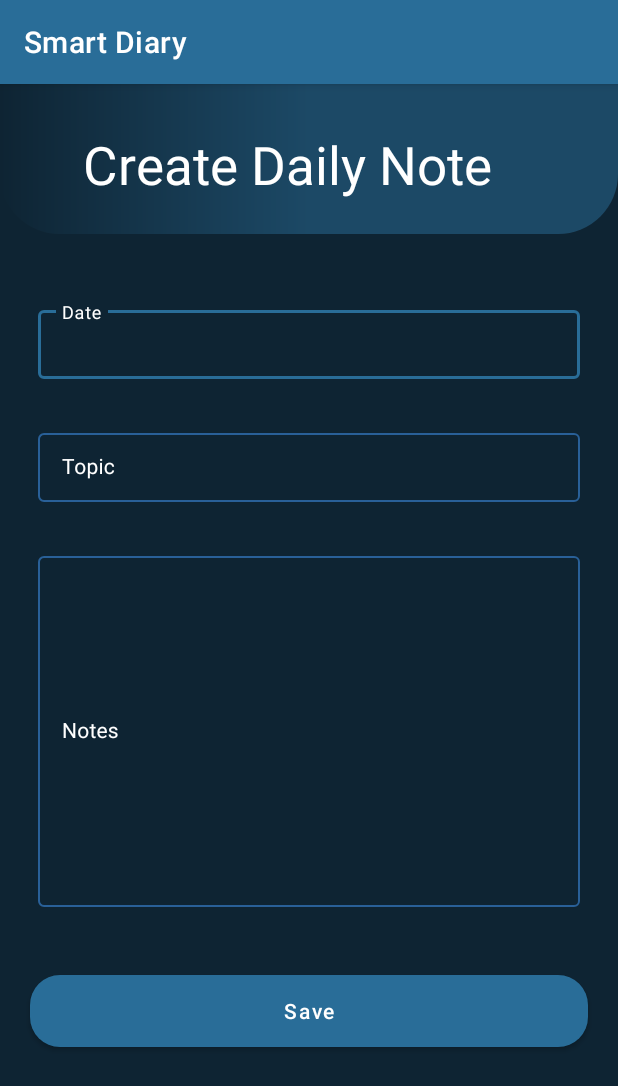
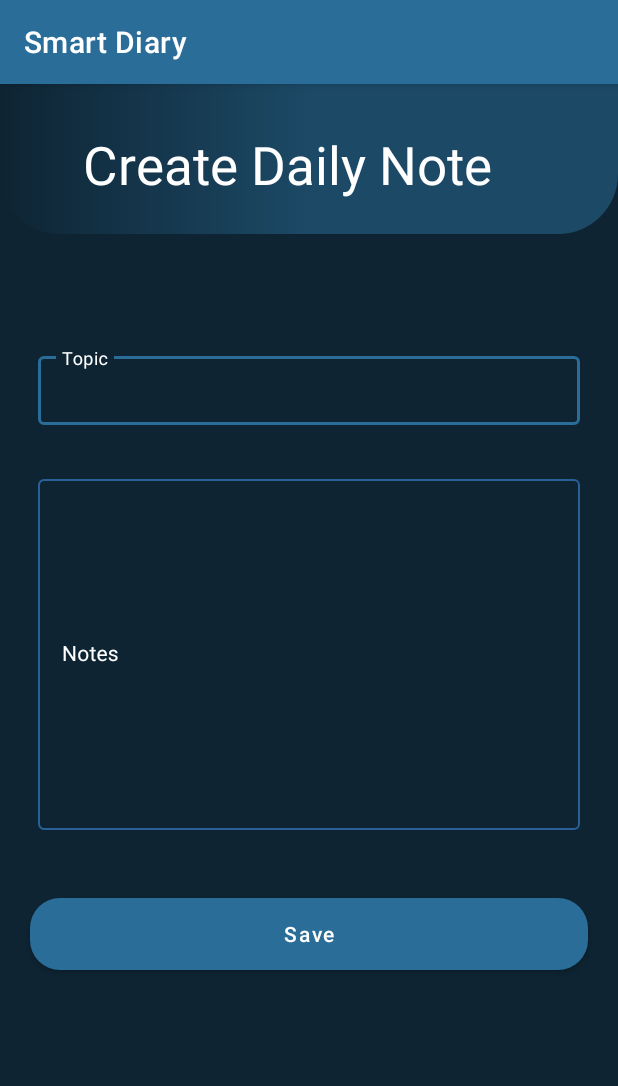
Before and after one commit to it20620202/SmartDairy2022, an Android app: the AddNote screen opened directly, with no data from a screen before it, on a phone screen of 412 x 824 dp. Shown: the top 1086 px of the screen. Run offline under Robolectric (Android 15) with nearby library versions, the phone set to English and light mode, and no system bars; our stand-ins replace Firebase (no records; nobody signed in at launch, a user with empty details on screens opened directly).

Commit message:
bug fixing adding a note

```diff
--- a/app/src/main/java/com/example/smartdiary/AddNote.java
+++ b/app/src/main/java/com/example/smartdiary/AddNote.java
@@ -1,14 +1,75 @@
 package com.example.smartdiary;
 
+import android.app.Activity;
+import android.content.Intent;
+import android.os.Bundle;
+import android.text.TextUtils;
+import android.view.View;
+import android.widget.Button;
+import android.widget.ProgressBar;
+import android.widget.Toast;
+
+import androidx.annotation.NonNull;
 import androidx.appcompat.app.AppCompatActivity;
+import com.google.android.gms.tasks.OnCompleteListener;
+import com.google.android.gms.tasks.OnFailureListener;
+import com.google.android.gms.tasks.OnSuccessListener;
+import com.google.android.material.textfield.TextInputEditText;
+import com.google.firebase.database.DataSnapshot;
+import com.google.firebase.database.DatabaseError;
+import com.google.firebase.database.DatabaseReference;
+import com.google.firebase.database.FirebaseDatabase;
+import com.google.firebase.database.ValueEventListener;
 
-import android.os.Bundle;
+import java.util.concurrent.Executor;
 
 public class AddNote extends AppCompatActivity {
+    private TextInputEditText NoteTopic,DailyNote ;
+    private Button saveNoteBtn;
+    private ProgressBar PBLoading;
+    private FirebaseDatabase firebaseDatabase;
+    private DatabaseReference databaseReference;
+    private String NoteID;
+
 
     @Override
     protected void onCreate(Bundle savedInstanceState) {
         super.onCreate(savedInstanceState);
         setContentView(R.layout.activity_add_note);
+
+        NoteTopic = findViewById(R.id.idEditNoteTopic);
+        DailyNote = findViewById(R.id.idEditDailyNote);
+        firebaseDatabase =FirebaseDatabase.getInstance();
+        saveNoteBtn=findViewById(R.id.idSaveNoteBtn);
+        PBLoading=findViewById(R.id.idPBLoading);
+        databaseReference= firebaseDatabase.getReference("notes");
+
+
+        saveNoteBtn.setOnClickListener(new View.OnClickListener() {
+            @Override
+            public void onClick(View view) {
+                String Topic =NoteTopic.getText().toString();
+                String note = DailyNote.getText().toString();
+                NoteID=Topic;
+
+                NotesRvmodel notesRvmodel= new NotesRvmodel(NoteTopic,DailyNote);
+                databaseReference.addValueEventListener(new ValueEventListener() {
+                    @Override
+                    public void onDataChange(@NonNull DataSnapshot snapshot) {
+                        databaseReference.child(NoteID).setValue(notesRvmodel);
+                        Toast.makeText(AddNote.this, "Note Added", Toast.LENGTH_SHORT).show();
+                        startActivity(new Intent(AddNote.this,MainActivity.class));
+                    }
+
+                    @Override
+                    public void onCancelled(@NonNull DatabaseError error) {
+                        Toast.makeText(AddNote.this, "Error is occured ", Toast.LENGTH_SHORT).show();
+                    }
+                });
+
+
+
+            }
+        });
     }
 }
--- a/app/src/main/java/com/example/smartdiary/MainActivity.java
+++ b/app/src/main/java/com/example/smartdiary/MainActivity.java
@@ -63,7 +63,8 @@
         GoNote.setOnClickListener(new View.OnClickListener() {
             @Override
             public void onClick(View v) {
-                Intent intent = new Intent(MainActivity.this,)
+                Intent intent = new Intent(MainActivity.this,AddNote.class);
+                startActivity(intent);
             }
         });
 
--- a/app/src/main/res/layout/activity_add_note.xml
+++ b/app/src/main/res/layout/activity_add_note.xml
@@ -24,7 +24,6 @@
     </LinearLayout>
 
 
-
     <com.google.android.material.textfield.TextInputLayout
         android:id="@+id/idTILUserName"
         style="@style/TextInputLayout"
@@ -37,16 +36,6 @@
         android:padding="5dp"
         android:textColorHint="@color/white"
         app:hintTextColor="@color/white">
-
-        <com.google.android.material.textfield.TextInputEditText
-            android:id="@+id/idEditNoteDate"
-            android:layout_width="match_parent"
-            android:layout_height="wrap_content"
-            android:importantForAutofill="no"
-            android:inputType="date"
-            android:textColor="@color/white"
-            android:textColorHint="@color/white"
-            android:textSize="14sp" />
 
 
     </com.google.android.material.textfield.TextInputLayout>
--- a/app/src/main/res/layout/activity_edit_note.xml
+++ b/app/src/main/res/layout/activity_edit_note.xml
@@ -32,7 +32,7 @@
         android:layout_marginStart="20dp"
         android:layout_marginTop="140dp"
         android:layout_marginEnd="20dp"
-        android:hint="@string/Date"
+        android:hint="Date"
         android:padding="5dp"
         android:textColorHint="@color/white"
         app:hintTextColor="@color/white">
@@ -60,7 +60,7 @@
         android:layout_marginStart="20dp"
         android:layout_marginTop="20dp"
         android:layout_marginEnd="20dp"
-        android:hint="@string/Topic"
+        android:hint="Topic"
         android:padding="5dp"
         android:textColorHint="@color/white"
         app:hintTextColor="@color/white">
@@ -88,7 +88,7 @@
         android:layout_marginStart="20dp"
         android:layout_marginTop="31dp"
         android:layout_marginEnd="20dp"
-        android:hint="@string/Notes"
+        android:hint="Notes"
         android:padding="5dp"
         android:textColorHint="@color/white"
         app:hintTextColor="@color/white">
```
Also changed, not shown: app/src/main/java/com/example/smartdiary/NotesRvmodel.java (added, +83 -0 lines).
